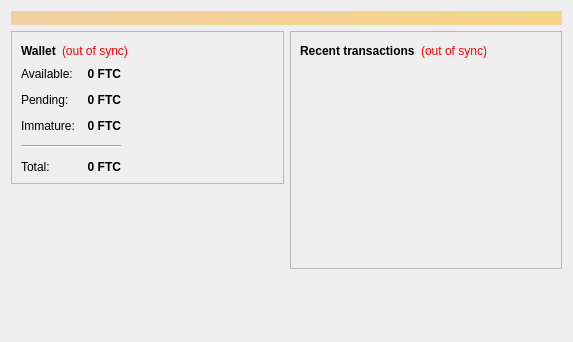
The window that src/qt/forms/overviewpage.ui (FeatherCoin/Feathercoin) describes before a commit, drawn with Qt 5.
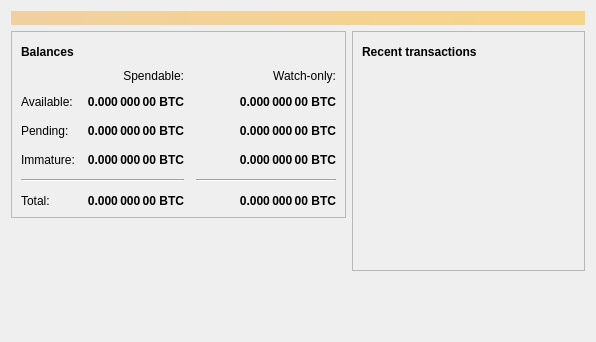
The same window after the commit. Icons and pictures are not drawn.

```diff
--- a/src/qt/forms/overviewpage.ui
+++ b/src/qt/forms/overviewpage.ui
@@ -6,20 +6,13 @@
    <rect>
     <x>0</x>
     <y>0</y>
-    <width>573</width>
+    <width>596</width>
     <height>342</height>
    </rect>
   </property>
   <property name="windowTitle">
    <string>Form</string>
   </property>
-  <property name="windowIcon">
-   <iconset resource="../feathercoin.qrc">
-    <normaloff>:/icons/bitcoin</normaloff>:/icons/bitcoin</iconset>
-  </property>
-  <property name="autoFillBackground">
-   <bool>true</bool>
-  </property>
   <layout class="QVBoxLayout" name="topLayout">
    <item>
     <widget class="QLabel" name="labelAlerts">
@@ -61,28 +54,45 @@
                </font>
               </property>
               <property name="text">
-               <string>Wallet</string>
+               <string>Balances</string>
               </property>
              </widget>
             </item>
             <item>
-             <widget class="QLabel" name="labelWalletStatus">
+             <widget class="QPushButton" name="labelWalletStatus">
+              <property name="enabled">
+               <bool>false</bool>
+              </property>
+              <property name="maximumSize">
+               <size>
+                <width>30</width>
+                <height>16777215</height>
+               </size>
+              </property>
               <property name="toolTip">
-               <string>The displayed information may be out of date. Your wallet automatically synchronizes with the Feathercoin network after a connection is established, but this process has not completed yet.</string>
-              </property>
-              <property name="styleSheet">
-               <string notr="true">QLabel { color: red; }</string>
+               <string>The displayed information may be out of date. Your wallet automatically synchronizes with the Bitcoin network after a connection is established, but this process has not completed yet.</string>
               </property>
               <property name="text">
-               <string notr="true">(out of sync)</string>
+               <string/>
               </property>
-              <property name="alignment">
-               <set>Qt::AlignLeading|Qt::AlignLeft|Qt::AlignVCenter</set>
+              <property name="icon">
+               <iconset resource="../bitcoin.qrc">
+                <normaloff>:/icons/warning</normaloff>
+                <disabledoff>:/icons/warning</disabledoff>:/icons/warning</iconset>
+              </property>
+              <property name="iconSize">
+               <size>
+                <width>24</width>
+                <height>24</height>
+               </size>
+              </property>
+              <property name="flat">
+               <bool>true</bool>
               </property>
              </widget>
             </item>
             <item>
-             <spacer name="horizontalSpacer_2">
+             <spacer name="horizontalSpacer_3">
               <property name="orientation">
                <enum>Qt::Horizontal</enum>
               </property>
@@ -97,27 +107,12 @@
            </layout>
           </item>
           <item>
-           <layout class="QHBoxLayout" name="horizontalLayout_3">
-            <item>
-             <layout class="QFormLayout" name="formLayout_2">
-              <property name="fieldGrowthPolicy">
-               <enum>QFormLayout::AllNonFixedFieldsGrow</enum>
-              </property>
-              <property name="horizontalSpacing">
+           <layout class="QGridLayout" name="gridLayout">
+            <property name="spacing">
                <number>12</number>
               </property>
-              <property name="verticalSpacing">
-               <number>12</number>
-              </property>
-              <item row="0" column="0">
-               <widget class="QLabel" name="label">
-                <property name="text">
-                 <string>Available:</string>
-                </property>
-               </widget>
-              </item>
-              <item row="0" column="1">
-               <widget class="QLabel" name="labelBalance">
+            <item row="2" column="2">
+             <widget class="QLabel" name="labelWatchPending">
                 <property name="font">
                  <font>
                   <weight>75</weight>
@@ -131,7 +126,7 @@
                  <string>Your current spendable balance</string>
                 </property>
                 <property name="text">
-                 <string notr="true">0 FTC</string>
+               <string notr="true">0.000 000 00 BTC</string>
                 </property>
                 <property name="alignment">
                  <set>Qt::AlignRight|Qt::AlignTrailing|Qt::AlignVCenter</set>
@@ -141,14 +136,7 @@
                 </property>
                </widget>
               </item>
-              <item row="1" column="0">
-               <widget class="QLabel" name="label_3">
-                <property name="text">
-                 <string>Pending:</string>
-                </property>
-               </widget>
-              </item>
-              <item row="1" column="1">
+            <item row="2" column="1">
                <widget class="QLabel" name="labelUnconfirmed">
                 <property name="font">
                  <font>
@@ -163,7 +151,7 @@
                  <string>Total of transactions that have yet to be confirmed, and do not yet count toward the spendable balance</string>
                 </property>
                 <property name="text">
-                 <string notr="true">0 FTC</string>
+               <string notr="true">0.000 000 00 BTC</string>
                 </property>
                 <property name="alignment">
                  <set>Qt::AlignRight|Qt::AlignTrailing|Qt::AlignVCenter</set>
@@ -173,15 +161,8 @@
                 </property>
                </widget>
               </item>
-              <item row="2" column="0">
-               <widget class="QLabel" name="labelImmatureText">
-                <property name="text">
-                 <string>Immature:</string>
-                </property>
-               </widget>
-              </item>
-              <item row="2" column="1">
-               <widget class="QLabel" name="labelImmature">
+            <item row="3" column="2">
+             <widget class="QLabel" name="labelWatchImmature">
                 <property name="font">
                  <font>
                   <weight>75</weight>
@@ -192,7 +173,7 @@
                  <string>Mined balance that has not yet matured</string>
                 </property>
                 <property name="text">
-                 <string notr="true">0 FTC</string>
+               <string notr="true">0.000 000 00 BTC</string>
                 </property>
                 <property name="alignment">
                  <set>Qt::AlignRight|Qt::AlignTrailing|Qt::AlignVCenter</set>
@@ -202,14 +183,85 @@
                 </property>
                </widget>
               </item>
-              <item row="4" column="0">
+            <item row="4" column="0" colspan="2">
+             <widget class="Line" name="line">
+              <property name="orientation">
+               <enum>Qt::Horizontal</enum>
+              </property>
+             </widget>
+            </item>
+            <item row="4" column="2">
+             <widget class="Line" name="lineWatchBalance">
+              <property name="sizePolicy">
+               <sizepolicy hsizetype="Preferred" vsizetype="Fixed">
+                <horstretch>0</horstretch>
+                <verstretch>0</verstretch>
+               </sizepolicy>
+              </property>
+              <property name="minimumSize">
+               <size>
+                <width>140</width>
+                <height>0</height>
+               </size>
+              </property>
+              <property name="orientation">
+               <enum>Qt::Horizontal</enum>
+              </property>
+             </widget>
+            </item>
+            <item row="5" column="0">
                <widget class="QLabel" name="labelTotalText">
                 <property name="text">
                  <string>Total:</string>
                 </property>
                </widget>
               </item>
-              <item row="4" column="1">
+            <item row="3" column="1">
+             <widget class="QLabel" name="labelImmature">
+              <property name="font">
+               <font>
+                <weight>75</weight>
+                <bold>true</bold>
+               </font>
+              </property>
+              <property name="cursor">
+               <cursorShape>IBeamCursor</cursorShape>
+              </property>
+              <property name="toolTip">
+               <string>Mined balance that has not yet matured</string>
+              </property>
+              <property name="text">
+               <string notr="true">0.000 000 00 BTC</string>
+              </property>
+              <property name="alignment">
+               <set>Qt::AlignRight|Qt::AlignTrailing|Qt::AlignVCenter</set>
+              </property>
+              <property name="textInteractionFlags">
+               <set>Qt::LinksAccessibleByMouse|Qt::TextSelectableByKeyboard|Qt::TextSelectableByMouse</set>
+              </property>
+             </widget>
+            </item>
+            <item row="2" column="3">
+             <spacer name="horizontalSpacer_2">
+              <property name="orientation">
+               <enum>Qt::Horizontal</enum>
+              </property>
+              <property name="sizeHint" stdset="0">
+               <size>
+                <width>40</width>
+                <height>20</height>
+               </size>
+              </property>
+             </spacer>
+            </item>
+            <item row="3" column="0">
+             <widget class="QLabel" name="labelImmatureText">
+              <property name="text">
+               <string>Immature:</string>
+              </property>
+             </widget>
+            </item>
+            <item row="5" column="1">
                <widget class="QLabel" name="labelTotal">
                 <property name="font">
                  <font>
@@ -224,7 +276,7 @@
                  <string>Your current total balance</string>
                 </property>
                 <property name="text">
-                 <string notr="true">0 FTC</string>
+               <string notr="true">0.000 000 00 BTC</string>
                 </property>
                 <property name="alignment">
                  <set>Qt::AlignRight|Qt::AlignTrailing|Qt::AlignVCenter</set>
@@ -234,27 +286,114 @@
                 </property>
                </widget>
               </item>
-              <item row="3" column="0" colspan="2">
-               <widget class="Line" name="line">
-                <property name="orientation">
-                 <enum>Qt::Horizontal</enum>
-                </property>
-               </widget>
-              </item>
-             </layout>
+            <item row="5" column="2">
+             <widget class="QLabel" name="labelWatchTotal">
+              <property name="font">
+               <font>
+                <weight>75</weight>
+                <bold>true</bold>
+               </font>
+              </property>
+              <property name="cursor">
+               <cursorShape>IBeamCursor</cursorShape>
+              </property>
+              <property name="toolTip">
+               <string>Current total balance in watch-only addresses</string>
+              </property>
+              <property name="text">
+               <string notr="true">0.000 000 00 BTC</string>
+              </property>
+              <property name="alignment">
+               <set>Qt::AlignRight|Qt::AlignTrailing|Qt::AlignVCenter</set>
+              </property>
+              <property name="textInteractionFlags">
+               <set>Qt::LinksAccessibleByMouse|Qt::TextSelectableByKeyboard|Qt::TextSelectableByMouse</set>
+              </property>
+             </widget>
+            </item>
+            <item row="0" column="2">
+             <widget class="QLabel" name="labelWatchonly">
+              <property name="text">
+               <string>Watch-only:</string>
+              </property>
+              <property name="alignment">
+               <set>Qt::AlignRight|Qt::AlignTrailing|Qt::AlignVCenter</set>
+              </property>
+             </widget>
             </item>
-            <item>
-             <spacer name="horizontalSpacer_3">
-              <property name="orientation">
-               <enum>Qt::Horizontal</enum>
+            <item row="1" column="0">
+             <widget class="QLabel" name="labelBalanceText">
+              <property name="text">
+               <string>Available:</string>
               </property>
-              <property name="sizeHint" stdset="0">
-               <size>
-                <width>40</width>
-                <height>20</height>
-               </size>
+             </widget>
+            </item>
+            <item row="1" column="1">
+             <widget class="QLabel" name="labelBalance">
+              <property name="font">
+               <font>
+                <weight>75</weight>
+                <bold>true</bold>
+               </font>
               </property>
-             </spacer>
+              <property name="cursor">
+               <cursorShape>IBeamCursor</cursorShape>
+              </property>
+              <property name="toolTip">
+               <string>Your current spendable balance</string>
+              </property>
+              <property name="text">
+               <string notr="true">0.000 000 00 BTC</string>
+              </property>
+              <property name="alignment">
+               <set>Qt::AlignRight|Qt::AlignTrailing|Qt::AlignVCenter</set>
+              </property>
+              <property name="textInteractionFlags">
+               <set>Qt::LinksAccessibleByMouse|Qt::TextSelectableByKeyboard|Qt::TextSelectableByMouse</set>
+              </property>
+             </widget>
+            </item>
+            <item row="1" column="2">
+             <widget class="QLabel" name="labelWatchAvailable">
+              <property name="font">
+               <font>
+                <weight>75</weight>
+                <bold>true</bold>
+               </font>
+              </property>
+              <property name="cursor">
+               <cursorShape>IBeamCursor</cursorShape>
+              </property>
+              <property name="toolTip">
+               <string>Your current balance in watch-only addresses</string>
+              </property>
+              <property name="text">
+               <string notr="true">0.000 000 00 BTC</string>
+              </property>
+              <property name="alignment">
+               <set>Qt::AlignRight|Qt::AlignTrailing|Qt::AlignVCenter</set>
+              </property>
+              <property name="textInteractionFlags">
+               <set>Qt::LinksAccessibleByMouse|Qt::TextSelectableByKeyboard|Qt::TextSelectableByMouse</set>
+              </property>
+             </widget>
+            </item>
+            <item row="2" column="0">
+             <widget class="QLabel" name="labelPendingText">
+              <property name="text">
+               <string>Pending:</string>
+              </property>
+             </widget>
+            </item>
+            <item row="0" column="1">
+             <widget class="QLabel" name="labelSpendable">
+              <property name="text">
+               <string>Spendable:</string>
+              </property>
+              <property name="alignment">
+               <set>Qt::AlignRight|Qt::AlignTrailing|Qt::AlignVCenter</set>
+              </property>
+             </widget>
             </item>
            </layout>
           </item>
@@ -301,24 +440,47 @@
            <layout class="QHBoxLayout" name="horizontalLayout_2">
             <item>
              <widget class="QLabel" name="label_4">
+              <property name="font">
+               <font>
+                <weight>75</weight>
+                <bold>true</bold>
+               </font>
+              </property>
               <property name="text">
-               <string>&lt;b&gt;Recent transactions&lt;/b&gt;</string>
+               <string>Recent transactions</string>
               </property>
              </widget>
             </item>
             <item>
-             <widget class="QLabel" name="labelTransactionsStatus">
+             <widget class="QPushButton" name="labelTransactionsStatus">
+              <property name="enabled">
+               <bool>false</bool>
+              </property>
+              <property name="maximumSize">
+               <size>
+                <width>30</width>
+                <height>16777215</height>
+               </size>
+              </property>
               <property name="toolTip">
                <string>The displayed information may be out of date. Your wallet automatically synchronizes with the Feathercoin network after a connection is established, but this process has not completed yet.</string>
               </property>
-              <property name="styleSheet">
-               <string notr="true">QLabel { color: red; }</string>
-              </property>
               <property name="text">
-               <string notr="true">(out of sync)</string>
+               <string/>
               </property>
-              <property name="alignment">
-               <set>Qt::AlignRight|Qt::AlignTrailing|Qt::AlignVCenter</set>
+              <property name="icon">
+               <iconset resource="../bitcoin.qrc">
+                <normaloff>:/icons/warning</normaloff>
+                <disabledoff>:/icons/warning</disabledoff>:/icons/warning</iconset>
+              </property>
+              <property name="iconSize">
+               <size>
+                <width>24</width>
+                <height>24</height>
+               </size>
+              </property>
+              <property name="flat">
+               <bool>true</bool>
               </property>
              </widget>
             </item>
```
Left out of the diff: 21 changed lines with no effect on the pictures. Lines whose indentation alone changed are shown as unchanged.
